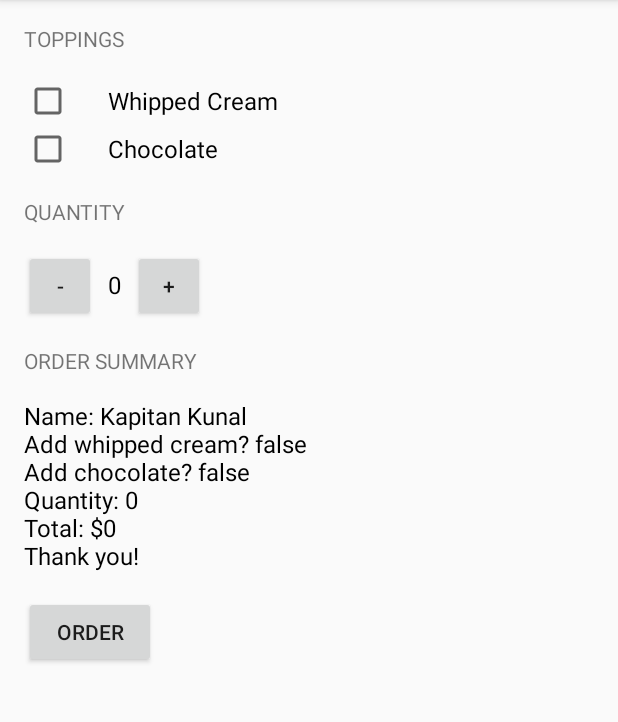
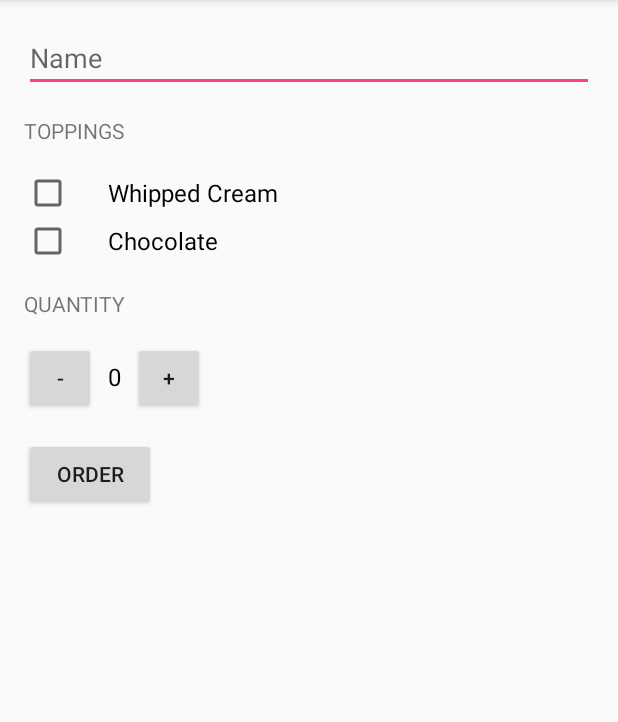
Before and after one commit to tr0lczyk/JustJava, an Android app: the screen it shows after launch (MainActivity), after a tap on "ORDER", on a phone screen of 412 x 824 dp, the part 84-806 px from its top. Run offline under Robolectric (Android 15) with nearby library versions, the phone set to English and light mode, and no system bars.

Commit message:
adding the intent functions to the Java app

```diff
--- a/app/src/main/java/com/example/android/justjava/MainActivity.java
+++ b/app/src/main/java/com/example/android/justjava/MainActivity.java
@@ -9,12 +9,18 @@
 package com.example.android.justjava;
 
 
+import android.content.Context;
+import android.content.Intent;
+import android.content.pm.PackageManager;
+import android.net.Uri;
 import android.os.Bundle;
 import android.support.v7.app.AppCompatActivity;
 import android.util.Log;
 import android.view.View;
 import android.widget.CheckBox;
+import android.widget.EditText;
 import android.widget.TextView;
+import android.widget.Toast;
 
 import java.text.NumberFormat;
 
@@ -33,18 +39,29 @@ public class MainActivity extends AppCompatActivity {
 
     /**
      * This method is called when the increment button is clicked.
+     * Adds one quantity to the volume of order
      */
     public void increment(View view) {
-        quantity = quantity + 1;
-        displayQuantity(quantity);
+        if (quantity > 99){
+            Toast.makeText(this, "You cannot order more than 99 coffees ;)", Toast.LENGTH_SHORT).show();
+            return;
+        } else {
+            quantity = quantity + 1;
+            displayQuantity(quantity);
+        }
     }
-
     /**
      * This method is called when the decrement button is clicked.
+     * increment the order with 1 amount
      */
     public void decrement(View view) {
-        quantity = quantity - 1;
-        displayQuantity(quantity);
+        if (quantity == 1){
+            Toast.makeText(this,"You cannot order less than 1 coffee ;)", Toast.LENGTH_SHORT).show();
+            return;
+        } else {
+            quantity = quantity - 1;
+            displayQuantity(quantity);
+        }
     }
 
     /**
@@ -57,18 +74,38 @@ public class MainActivity extends AppCompatActivity {
         CheckBox choclateCheckBox = (CheckBox) findViewById(R.id.checkbox2_view);
         boolean hasChocolate = choclateCheckBox.isChecked();
         Log.v("MainActivity", "Adding Chocolate? " + hasChocolate);
-        int price = calculatePrice();
-        String priceMessage = createOrderSummary(price, hasWhippedCream, hasChocolate);
-        displayMessage(priceMessage);
+        EditText  nameInput = (EditText) findViewById(R.id.editText_view);
+        String takenName = nameInput.getText().toString();
+        Log.v("MainActivity", "Client's name: " + nameInput);
+        int price = calculatePrice(hasWhippedCream, hasChocolate);
+        String priceMessage = createOrderSummary(price, hasWhippedCream, hasChocolate, takenName);
+//        displayMessage(priceMessage);
+        Intent intent = new Intent(Intent.ACTION_VIEW);
+        intent.setData(Uri.parse("mailto:"));
+        intent.putExtra(Intent.EXTRA_SUBJECT, "Just Java order for: " + takenName);
+        intent.putExtra(Intent.EXTRA_TEXT, priceMessage);
+        if (intent.resolveActivity(getPackageManager()) != null){
+            startActivity(intent);
+        }
     }
 
     /**
      * Calculates the price of the order.
      *
      * @return the price of ordered coffees
+     * @param cream is whether or not to add the price of cream
+     * @param choco is wether or not the user needs chocolate
      */
-    private int calculatePrice() {
-        return quantity * 5;
+    private int calculatePrice( boolean cream, boolean choco) {
+        int basePrice = 5;
+        if (cream == true){
+            basePrice += 1;
+        }
+
+        if (choco == true){
+            basePrice += 2;
+        }
+        return basePrice * quantity;
     }
 
     /**
@@ -78,8 +115,9 @@ public class MainActivity extends AppCompatActivity {
      * @param additionalCream is stating if the customer would like to get the Whipped  cream
      * @param additionalChocolate is stating if the customr order chocolate or no
      */
-    private String createOrderSummary(int priceOfOrder, boolean additionalCream, boolean additionalChocolate) {
+    private String createOrderSummary(int priceOfOrder, boolean additionalCream, boolean additionalChocolate, String nameOfCustomer) {
         String priceMessage = "Name: Kapitan Kunal";
+        priceMessage += "\nCustomer's name: " + nameOfCustomer;
         priceMessage += "\nAdd whipped cream? " + additionalCream;
         priceMessage += "\nAdd chocolate? " + additionalChocolate;
         priceMessage += "\nQuantity: " + quantity;
--- a/app/src/main/res/layout/activity_main.xml
+++ b/app/src/main/res/layout/activity_main.xml
@@ -10,13 +10,21 @@
         android:layout_width="match_parent"
         android:layout_height="match_parent"
         android:orientation="vertical"
-        android:padding="16dp">
+        android:padding="16dp"
+        android:id="@+id/big_linear_layout">
 
+        <EditText
+            android:layout_width="match_parent"
+            android:layout_height="wrap_content"
+            android:inputType="textCapWords"
+            android:id="@+id/editText_view"
+            android:hint="Name"/>
 
         <TextView
             android:layout_width="wrap_content"
             android:layout_height="wrap_content"
             android:layout_marginBottom="16dp"
+            android:layout_marginTop="16dp"
             android:text="Toppings"
             android:textAllCaps="true" />
 
@@ -74,22 +82,6 @@
 
         </LinearLayout>
 
-        <TextView
-            android:layout_width="wrap_content"
-            android:layout_height="wrap_content"
-            android:layout_marginBottom="16dp"
-            android:layout_marginTop="16dp"
-            android:text="order summary"
-            android:textAllCaps="true" />
-
-        <TextView
-            android:id="@+id/order_summary_text_view"
-            android:layout_width="wrap_content"
-            android:layout_height="wrap_content"
-            android:text="$0"
-            android:textColor="#000000"
-            android:textSize="16sp" />
-
         <Button
             android:layout_width="wrap_content"
             android:layout_height="wrap_content"
```
